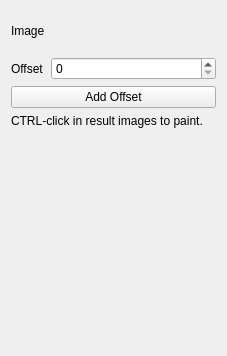
Above: Plugins/org.mitk.gui.qt.exampleplugin/src/internal/ExampleViewControls.ui from zhaomengxiao/LancetMITK-Adition before the change. Below: the same form after it.
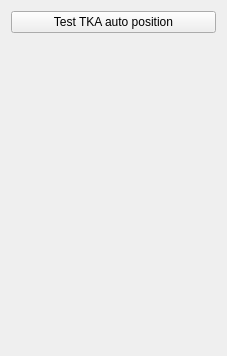
That is the form after the change. Custom widgets are drawn as their Qt base class.

Commit message: Make example plugin a Test plugin

The edit to the form file:
```diff
--- a/Plugins/org.mitk.gui.qt.exampleplugin/src/internal/ExampleViewControls.ui
+++ b/Plugins/org.mitk.gui.qt.exampleplugin/src/internal/ExampleViewControls.ui
@@ -15,66 +15,9 @@
   </property>
   <layout class="QVBoxLayout" name="verticalLayout">
    <item>
-    <layout class="QGridLayout" name="gridLayout">
-     <item row="1" column="1">
-      <widget class="QSpinBox" name="offsetSpinBox">
-       <property name="sizePolicy">
-        <sizepolicy hsizetype="Expanding" vsizetype="Fixed">
-         <horstretch>0</horstretch>
-         <verstretch>0</verstretch>
-        </sizepolicy>
-       </property>
-       <property name="maximum">
-        <number>9999</number>
-       </property>
-      </widget>
-     </item>
-     <item row="2" column="0" colspan="2">
-      <widget class="QPushButton" name="processImageButton">
-       <property name="toolTip">
-        <string>Process selected image</string>
-       </property>
-       <property name="text">
-        <string>Add Offset</string>
-       </property>
-      </widget>
-     </item>
-     <item row="1" column="0">
-      <widget class="QLabel" name="offsetLabel">
-       <property name="text">
-        <string>Offset</string>
-       </property>
-      </widget>
-     </item>
-     <item row="0" column="0">
-      <widget class="QLabel" name="imageLabel">
-       <property name="styleSheet">
-        <string notr="true"/>
-       </property>
-       <property name="text">
-        <string>Image</string>
-       </property>
-      </widget>
-     </item>
-     <item row="0" column="1">
-      <widget class="QmitkSingleNodeSelectionWidget" name="selectionWidget" native="true">
-       <property name="minimumSize">
-        <size>
-         <width>0</width>
-         <height>40</height>
-        </size>
-       </property>
-      </widget>
-     </item>
-    </layout>
-   </item>
-   <item>
-    <widget class="QLabel" name="infoLabel">
+    <widget class="QPushButton" name="pushButton_test">
      <property name="text">
-      <string>CTRL-click in result images to paint.</string>
-     </property>
-     <property name="wordWrap">
-      <bool>true</bool>
+      <string>Test TKA auto position</string>
      </property>
     </widget>
    </item>
@@ -97,14 +40,6 @@
   </layout>
  </widget>
  <layoutdefault spacing="6" margin="11"/>
- <customwidgets>
-  <customwidget>
-   <class>QmitkSingleNodeSelectionWidget</class>
-   <extends>QWidget</extends>
-   <header location="global">QmitkSingleNodeSelectionWidget.h</header>
-   <container>1</container>
-  </customwidget>
- </customwidgets>
  <resources/>
  <connections/>
 </ui>
```
The commit also changes 5 other files.
